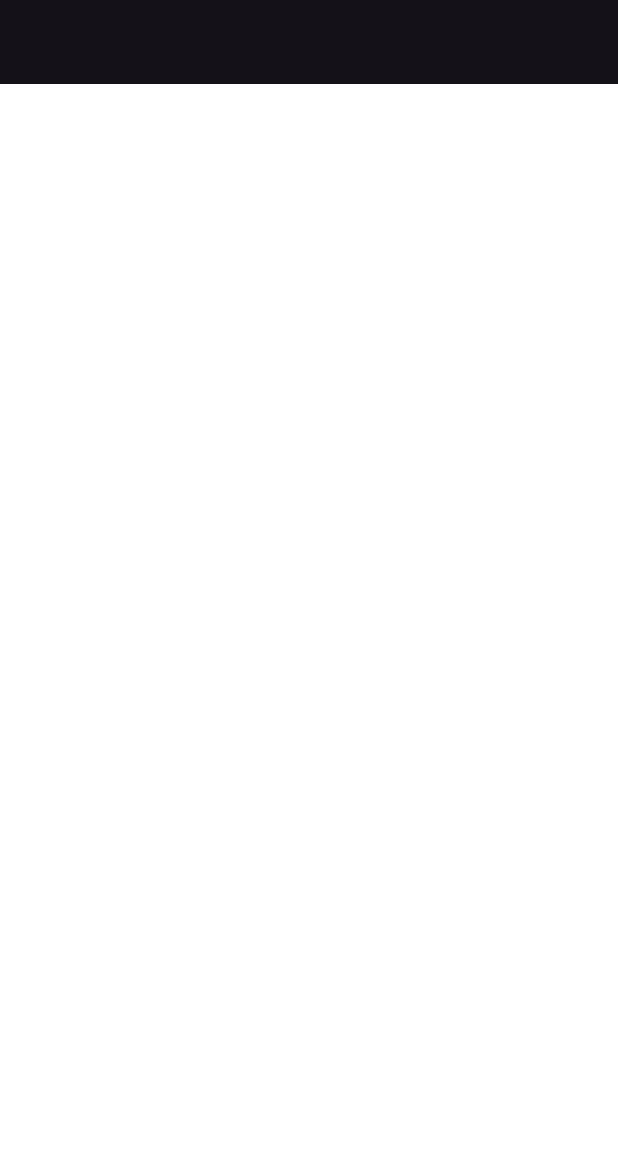
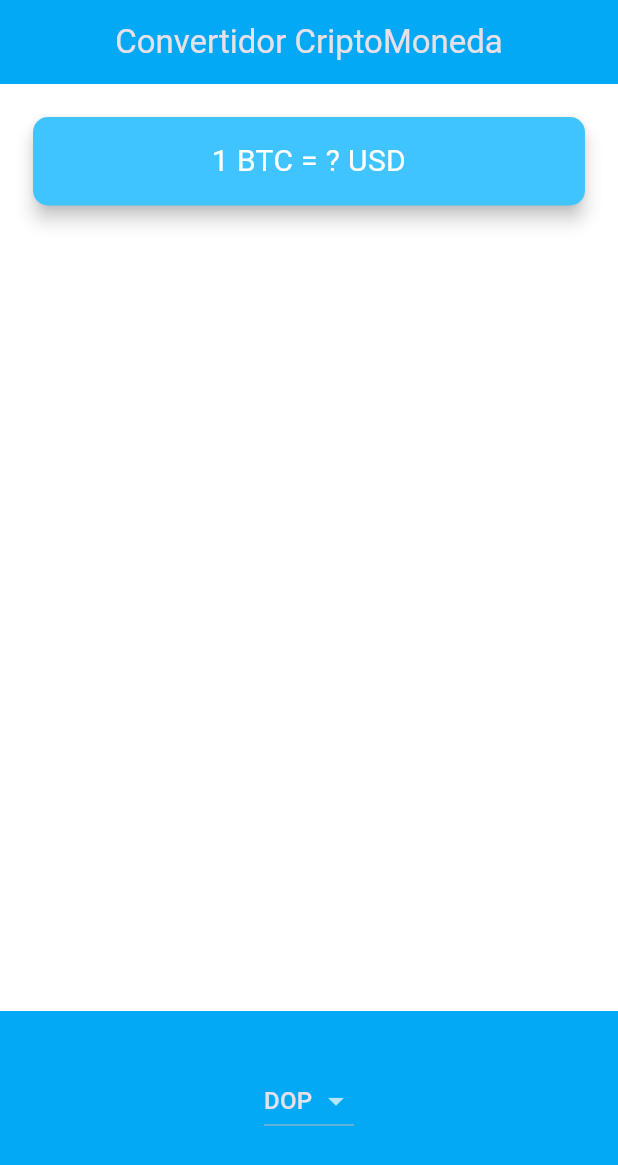
Before and after one commit to JoseArturoGuzman/convertidor_criptomoneda, a Flutter app: the screen it shows after launch, on a phone screen of 412 x 824 dp. Shown: the top 1165 px of the screen. Run offline on Flutter 3.47's test engine with Material 3 defaults, Android fonts, the phone set to English and light mode, and no system bars.

Commit message:
Add: Clase de hoy

```diff
--- a/lib/data.dart
+++ b/lib/data.dart
@@ -20,7 +20,7 @@ const List<String> currentList = [
   "SEK",
   "SGD",
   "USD",
- "ZAR"
+  "ZAR"
 
 ];
 
--- a/lib/main.dart
+++ b/lib/main.dart
@@ -7,9 +7,13 @@ class MyApp extends StatelessWidget {
   @override
   Widget build(BuildContext context) {
     return MaterialApp(
+      debugShowCheckedModeBanner: false,
       theme: ThemeData.dark(). copyWith(
         primaryColor: Colors.lightBlue,
-        scaffoldBackgroundColor: Colors.white
+        scaffoldBackgroundColor: Colors.white,
+        appBarTheme: AppBarTheme(
+          backgroundColor: Colors.lightBlue
+        )
       ),
 
       home: HomeScreen()
--- a/lib/screens/home_screen.dart
+++ b/lib/screens/home_screen.dart
@@ -1,3 +1,7 @@
+import 'dart:io';
+
+import 'package:convertidor_criptomoneda/data.dart';
+import 'package:flutter/cupertino.dart';
 import 'package:flutter/material.dart';
 
 class HomeScreen extends StatefulWidget {
@@ -8,11 +12,84 @@ class HomeScreen extends StatefulWidget {
 }
 
 class _HomeScreenState extends State<HomeScreen> {
+
+  String? selectedCurrency = "DOP";
+
+  DropdownButton<String> getAndroidDropDownButton(){
+    List<DropdownMenuItem<String>> dropdownItems = [];
+    for(String currency in currentList){
+      var newItem = DropdownMenuItem(
+        child: Text(currency),
+        value: currency,
+      );
+      dropdownItems.add(newItem);
+    }
+
+    return DropdownButton(
+        value: selectedCurrency,
+        items: dropdownItems,
+        onChanged: (value){
+          setState(() {
+            selectedCurrency = value;
+          });
+        }
+    );
+  }
+
+CupertinoPicker getIOSCupertinoPickcer(){
+
+    List<Text> pickerItems = [];
+    for(String currency in currentList){
+      pickerItems.add(Text(currency));
+    }
+    return CupertinoPicker(
+      backgroundColor: Colors.green,
+      itemExtent: 32,
+      onSelectedItemChanged: (value) {
+
+      },
+      children: pickerItems,
+    );
+}
   @override
   Widget build(BuildContext context) {
     return Scaffold(
       appBar: AppBar(
-
+        title: Text("Convertidor CriptoMoneda"),
+        centerTitle: true,
+      ),
+      body: Column(
+        mainAxisAlignment: MainAxisAlignment.spaceBetween,
+        crossAxisAlignment: CrossAxisAlignment.stretch,
+        children: [
+          Padding(padding: EdgeInsets.fromLTRB(18, 18, 18, 0),
+            child: Card(
+              color: Colors.lightBlueAccent,
+              elevation: 5,
+              shape: RoundedRectangleBorder(
+                borderRadius: BorderRadius.circular(10),
+              ),
+              child: Padding(
+                  padding: const EdgeInsets.symmetric(horizontal: 28, vertical: 15),
+                  child: Text(
+                    "1 BTC = ? USD",
+                    textAlign: TextAlign.center,
+                    style: TextStyle(
+                        fontSize: 20,
+                        color: Colors.white
+                    ),)
+              ),
+            ),
+          ),
+          Container(
+            height: 150,
+            alignment: Alignment.center,
+            padding: EdgeInsets.only(bottom: 30),
+            color: Colors.lightBlue,
+            child: Platform.isIOS? getIOSCupertinoPickcer() :
+            getAndroidDropDownButton(),
+          ),
+        ],
       ),
     );
   }
--- a/pubspec.yaml
+++ b/pubspec.yaml
@@ -46,7 +46,7 @@ dev_dependencies:
   # package. See that file for information about deactivating specific lint
   # rules and activating additional ones.
   flutter_lints: ^4.0.0
-
+  http: ^1.2.2
 # For information on the generic Dart part of this file, see the
 # following page: https://dart.dev/tools/pub/pubspec
 
```
Also changed, not shown: lib/services/networking.dart (added, +24 -0 lines), pubspec.lock.
